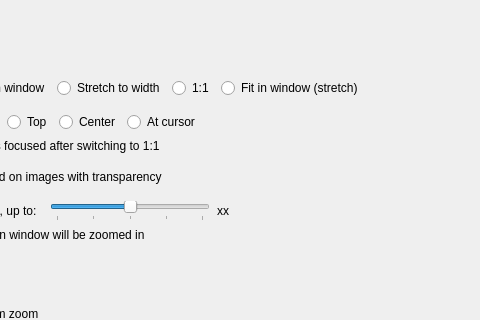
Old version of the form qimgv/gui/dialogs/settingsdialog.ui in the repository DropGuard/ImPulse; both pictures show x 303 to 783 and y 0 to 320 of the 783 by 741 pixel window.
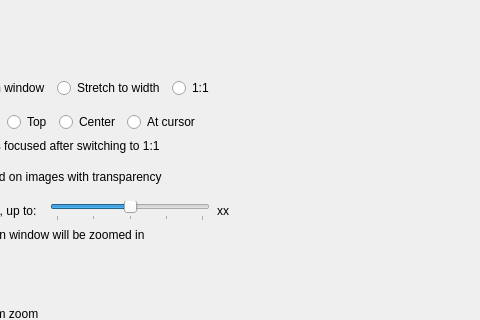
New version of the form. The open tabs and pages were chosen to show the change. Custom widgets are drawn as their Qt base class.

Commit message: fit window (stretch) retires

The edit to the form file:
```diff
--- a/qimgv/gui/dialogs/settingsdialog.ui
+++ b/qimgv/gui/dialogs/settingsdialog.ui
@@ -2012,13 +2012,6 @@
                       </property>
                      </widget>
                     </item>
-                    <item>
-                     <widget class="QRadioButton" name="fitModeWindowStretch">
-                      <property name="text">
-                       <string>Fit in window (stretch)</string>
-                      </property>
-                     </widget>
-                    </item>
                     <item>
                      <spacer name="horizontalSpacer_21">
                       <property name="orientation">
```
The commit also changes 15 other files.
